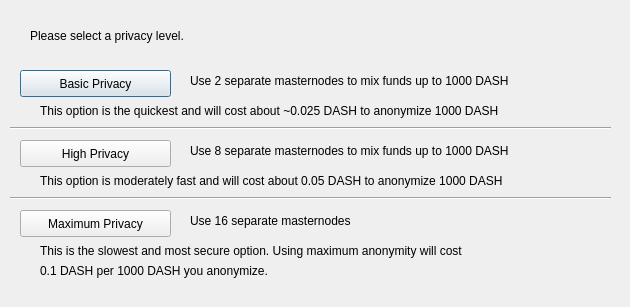
Before: the Qt Designer form src/qt/forms/darksendconfig.ui in adm2018/curium, drawn with Qt 5.
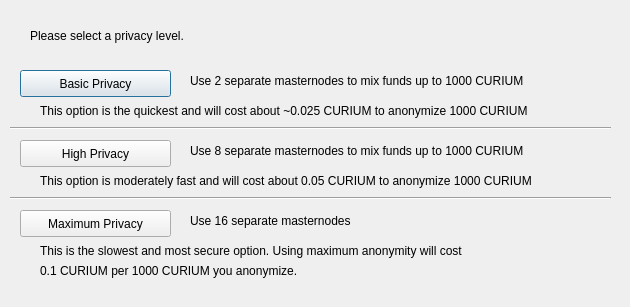
After: the same form once the commit is applied.

The edit to the form file:
```diff
--- a/src/qt/forms/darksendconfig.ui
+++ b/src/qt/forms/darksendconfig.ui
@@ -75,7 +75,7 @@
     </rect>
    </property>
    <property name="text">
-    <string>Use 2 separate masternodes to mix funds up to 1000 DASH</string>
+    <string>Use 2 separate masternodes to mix funds up to 1000 CURIUM</string>
    </property>
   </widget>
   <widget class="QLabel" name="label_3">
@@ -88,7 +88,7 @@
     </rect>
    </property>
    <property name="text">
-    <string>Use 8 separate masternodes to mix funds up to 1000 DASH</string>
+    <string>Use 8 separate masternodes to mix funds up to 1000 CURIUM</string>
    </property>
   </widget>
   <widget class="QLabel" name="label_4">
@@ -114,7 +114,7 @@
     </rect>
    </property>
    <property name="text">
-    <string>This option is the quickest and will cost about ~0.025 DASH to anonymize 1000 DASH</string>
+    <string>This option is the quickest and will cost about ~0.025 CURIUM to anonymize 1000 CURIUM</string>
    </property>
   </widget>
   <widget class="QLabel" name="label_7">
@@ -127,7 +127,7 @@
     </rect>
    </property>
    <property name="text">
-    <string>This option is moderately fast and will cost about 0.05 DASH to anonymize 1000 DASH</string>
+    <string>This option is moderately fast and will cost about 0.05 CURIUM to anonymize 1000 CURIUM</string>
    </property>
   </widget>
   <widget class="QLabel" name="label_8">
@@ -153,7 +153,7 @@
     </rect>
    </property>
    <property name="text">
-    <string>0.1 DASH per 1000 DASH you anonymize.</string>
+    <string>0.1 CURIUM per 1000 CURIUM you anonymize.</string>
    </property>
   </widget>
   <widget class="Line" name="line">
```
